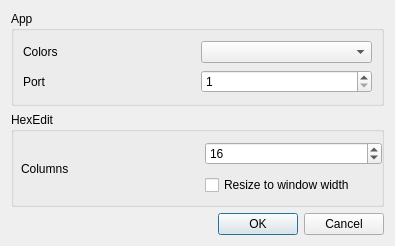
Old version of the form src/ui/optionsdialog.ui in the repository codilime/veles.
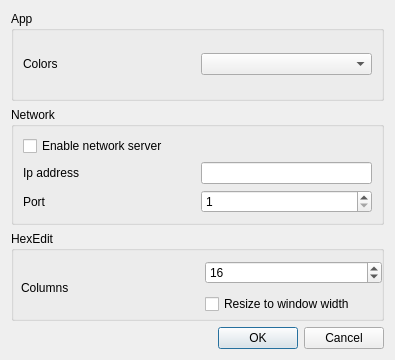
New version of the form.

Patch:
```diff
--- a/src/ui/optionsdialog.ui
+++ b/src/ui/optionsdialog.ui
@@ -7,7 +7,7 @@
     <x>0</x>
     <y>0</y>
     <width>395</width>
-    <height>246</height>
+    <height>360</height>
    </rect>
   </property>
   <property name="windowTitle">
@@ -41,7 +41,48 @@
         </item>
        </layout>
       </item>
-      <item row="3" column="0">
+     </layout>
+    </widget>
+   </item>
+   <item>
+    <widget class="QGroupBox" name="network">
+     <property name="title">
+      <string>Network</string>
+     </property>
+     <layout class="QVBoxLayout" name="verticalLayout_4">
+      <item>
+       <layout class="QHBoxLayout" name="horizontalLayout_6">
+        <item>
+         <widget class="QCheckBox" name="networkEnabled">
+          <property name="text">
+           <string>Enable network server</string>
+          </property>
+         </widget>
+        </item>
+       </layout>
+      </item>
+      <item>
+       <layout class="QHBoxLayout" name="horizontalLayout_7">
+        <item>
+         <widget class="QLabel" name="label">
+          <property name="text">
+           <string>Ip address</string>
+          </property>
+         </widget>
+        </item>
+        <item>
+         <widget class="QLineEdit" name="ipAddress">
+          <property name="sizePolicy">
+           <sizepolicy hsizetype="Minimum" vsizetype="Fixed">
+            <horstretch>0</horstretch>
+            <verstretch>0</verstretch>
+           </sizepolicy>
+          </property>
+         </widget>
+        </item>
+       </layout>
+      </item>
+      <item>
        <layout class="QHBoxLayout" name="horizontalLayout_3">
         <item>
          <widget class="QLabel" name="labelPort">
```
